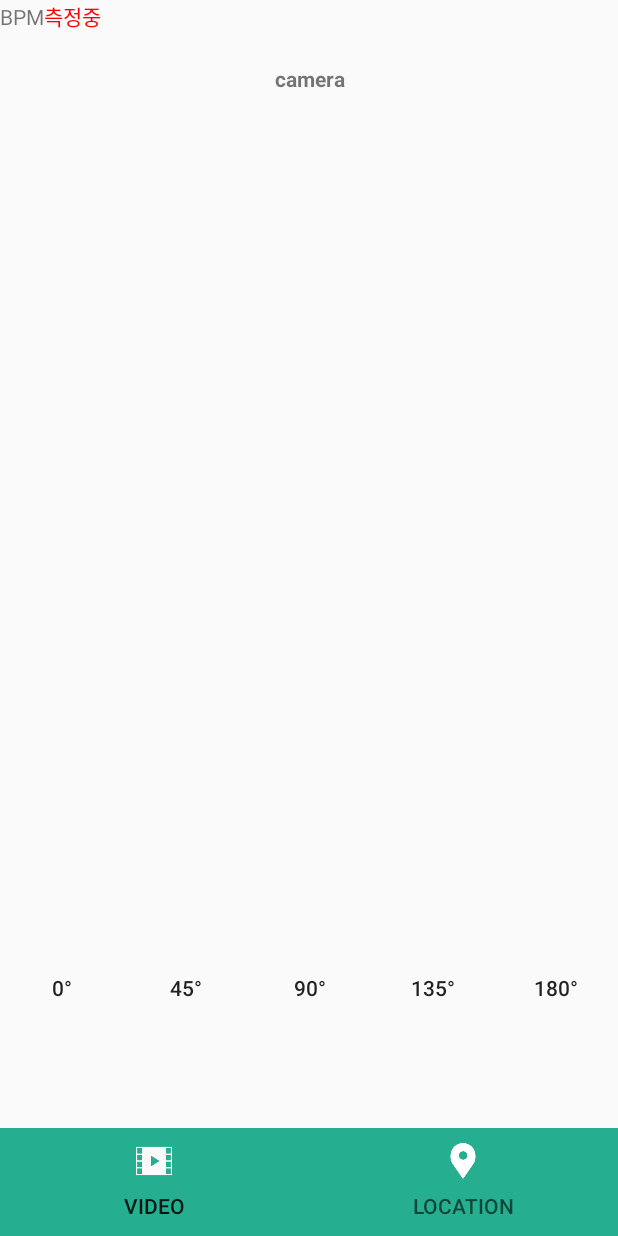
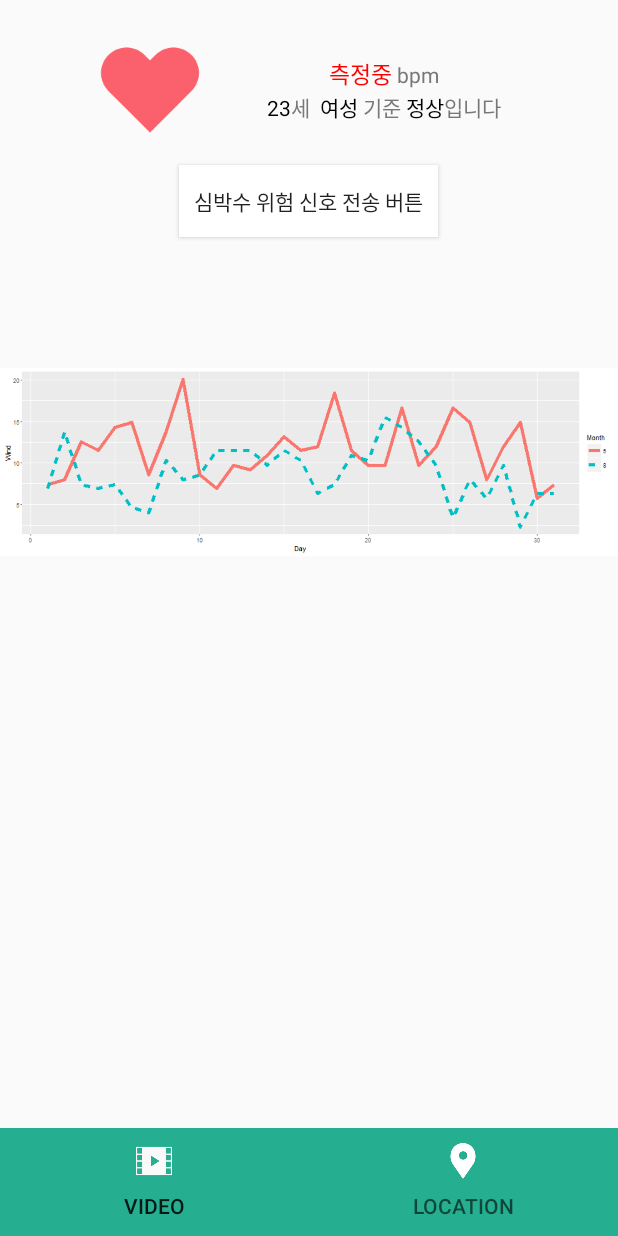
Before and after one commit to bandccare/BANDC_Android, an Android app: the MainActivity screen opened directly, with no data from a screen before it, on a phone screen of 412 x 824 dp. Run offline under Robolectric (Android 15) with nearby library versions, the phone set to English and light mode, and no system bars; pictures from the network do not load; 6 statements that could not run were skipped.

Commit message:
update the UI

```diff
--- a/app/build.gradle
+++ b/app/build.gradle
@@ -54,6 +54,9 @@ dependencies {
     implementation 'com.squareup.retrofit2:retrofit:2.3.0'
     implementation 'com.squareup.retrofit2:converter-gson:2.3.0'
 
+    /* gif image */
+    implementation 'com.github.bumptech.glide:glide:3.7.0'
+
 
 }
 
--- a/app/src/main/java/com/example/soring/bandcv12/Adapter/MainPagerAdapter.java
+++ b/app/src/main/java/com/example/soring/bandcv12/Adapter/MainPagerAdapter.java
@@ -4,8 +4,8 @@ import android.support.v4.app.Fragment;
 import android.support.v4.app.FragmentManager;
 import android.support.v4.app.FragmentPagerAdapter;
 
-import com.example.soring.bandcv12.Fragment.LocationFragment;
-import com.example.soring.bandcv12.Fragment.VideoPlayerFragment;
+import com.example.soring.bandcv12.Fragment.VideoLocationFragment;
+import com.example.soring.bandcv12.Fragment.BPMFragment;
 import com.example.soring.bandcv12.R;
 
 public class MainPagerAdapter extends FragmentPagerAdapter {
@@ -20,9 +20,9 @@ public class MainPagerAdapter extends FragmentPagerAdapter {
     public Fragment getItem(int position) {
         switch (position) {
             case 0:
-                return VideoPlayerFragment.getInstance();
+                return BPMFragment.getInstance();
             case 1:
-                return LocationFragment.getInstance();
+                return VideoLocationFragment.getInstance();
             default:
                 return null;
         }
--- /dev/null
+++ b/app/src/main/java/com/example/soring/bandcv12/Fragment/BPMFragment.java
@@ -0,0 +1,34 @@
+package com.example.soring.bandcv12.Fragment;
+
+
+import android.os.Bundle;
+import android.support.v4.app.Fragment;
+import android.view.LayoutInflater;
+import android.view.View;
+import android.view.ViewGroup;
+import android.widget.ImageView;
+
+import com.bumptech.glide.Glide;
+import com.bumptech.glide.request.target.GlideDrawableImageViewTarget;
+import com.example.soring.bandcv12.R;
+
+public class BPMFragment extends Fragment {
+
+    private static BPMFragment instance;
+
+    public static BPMFragment getInstance() {
+        if(instance == null) instance = new BPMFragment();
+        return instance;
+    }
+
+    @Override
+    public View onCreateView(LayoutInflater inflater, ViewGroup container,
+                             Bundle savedInstanceState) {
+
+        View view = inflater.inflate(R.layout.fragment_bpm, container, false);
+
+
+        return view;
+    }
+
+}
--- a/app/src/main/java/com/example/soring/bandcv12/Fragment/LocationFragment.java
+++ /dev/null
@@ -1,71 +0,0 @@
-package com.example.soring.bandcv12.Fragment;
-
-
-import android.os.Bundle;
-import android.support.v4.app.Fragment;
-import android.view.LayoutInflater;
-import android.view.View;
-import android.view.ViewGroup;
-
-import com.example.soring.bandcv12.R;
-import com.google.android.gms.maps.CameraUpdate;
-import com.google.android.gms.maps.CameraUpdateFactory;
-import com.google.android.gms.maps.GoogleMap;
-import com.google.android.gms.maps.MapView;
-import com.google.android.gms.maps.MapsInitializer;
-import com.google.android.gms.maps.OnMapReadyCallback;
-import com.google.android.gms.maps.model.LatLng;
-import com.google.android.gms.maps.model.MarkerOptions;
-
-public class LocationFragment extends Fragment implements OnMapReadyCallback {
-
-    private static LocationFragment instance;
-    MapView mapView;
-
-    public static LocationFragment getInstance() {
-        if(instance == null) instance = new LocationFragment();
-        return instance;
-    }
-
-    @Override
-    public View onCreateView(LayoutInflater inflater, ViewGroup container,
-                             Bundle savedInstanceState) {
-        View view = inflater.inflate(R.layout.fragment_location, container, false);
-
-        mapView = (MapView)view.findViewById(R.id.main_google_map);
-        mapView.getMapAsync(this);
-        mapView.onCreate(savedInstanceState);
-
-        return view;
-    }
-
-    @Override
-    public void onResume() {
-        mapView.onResume();
-        super.onResume();
-    }
-
-    @Override
-    public void onDestroy() {
-        super.onDestroy();
-        mapView.onDestroy();
-    }
-
-    @Override
-    public void onLowMemory() {
-        super.onLowMemory();
-        mapView.onLowMemory();
-    }
-
-    @Override
-    public void onMapReady(GoogleMap googleMap) {
-        MapsInitializer.initialize(this.getActivity());
-
-        // Updates the location and zoom of the MapView
-        CameraUpdate cameraUpdate = CameraUpdateFactory.newLatLngZoom(new LatLng(37.581783, 127.009836), 14);
-        googleMap.animateCamera(cameraUpdate);
-        googleMap.addMarker(new MarkerOptions()
-                .position(new LatLng(37.581783, 127.009836))
-                .title("착용자 위치"));
-    }
-}
--- a/app/src/main/java/com/example/soring/bandcv12/Fragment/VideoPlayerFragment.java
+++ b/app/src/main/java/com/example/soring/bandcv12/Fragment/VideoLocationFragment.java
@@ -13,14 +13,20 @@ import com.example.soring.bandcv12.Model.Request_Motor;
 import com.example.soring.bandcv12.NDK.RtspViewPlayer;
 import com.example.soring.bandcv12.R;
 import com.example.soring.bandcv12.Util.RetrofitClient;
+import com.google.android.gms.maps.CameraUpdate;
+import com.google.android.gms.maps.CameraUpdateFactory;
+import com.google.android.gms.maps.GoogleMap;
+import com.google.android.gms.maps.MapView;
+import com.google.android.gms.maps.MapsInitializer;
+import com.google.android.gms.maps.OnMapReadyCallback;
+import com.google.android.gms.maps.model.LatLng;
+import com.google.android.gms.maps.model.MarkerOptions;
 
 import retrofit2.Call;
 import retrofit2.Callback;
 import retrofit2.Response;
 
-public class VideoPlayerFragment extends Fragment {
-
-    private static VideoPlayerFragment instance;
+public class VideoLocationFragment extends Fragment implements OnMapReadyCallback {
 
     private RtspViewPlayer playView;
     private RelativeLayout surfaceView;
@@ -31,8 +37,11 @@ public class VideoPlayerFragment extends Fragment {
     Button left_center_btn;
     Button center_btn;
 
-    public static VideoPlayerFragment getInstance() {
-        if(instance == null) instance = new VideoPlayerFragment();
+    private static VideoLocationFragment instance;
+    MapView mapView;
+
+    public static VideoLocationFragment getInstance() {
+        if(instance == null) instance = new VideoLocationFragment();
         return instance;
     }
 
@@ -40,8 +49,11 @@ public class VideoPlayerFragment extends Fragment {
     public View onCreateView(LayoutInflater inflater, ViewGroup container,
                              Bundle savedInstanceState) {
 
-        View view = inflater.inflate(R.layout.fragment_video_player, container, false);
+        View view = inflater.inflate(R.layout.fragment_video_location, container, false);
 
+        mapView = (MapView)view.findViewById(R.id.main_google_map);
+        mapView.getMapAsync(this);
+        mapView.onCreate(savedInstanceState);
         left_btn = (Button)view.findViewById(R.id.left_btn);
         right_btn = (Button)view.findViewById(R.id.right_btn);
         right_center_btn = (Button)view.findViewById(R.id.right_center_btn);
@@ -157,7 +169,37 @@ public class VideoPlayerFragment extends Fragment {
 
             }
         });
+
         return view;
     }
 
+    @Override
+    public void onResume() {
+        mapView.onResume();
+        super.onResume();
+    }
+
+    @Override
+    public void onDestroy() {
+        super.onDestroy();
+        mapView.onDestroy();
+    }
+
+    @Override
+    public void onLowMemory() {
+        super.onLowMemory();
+        mapView.onLowMemory();
+    }
+
+    @Override
+    public void onMapReady(GoogleMap googleMap) {
+        MapsInitializer.initialize(this.getActivity());
+
+        // Updates the location and zoom of the MapView
+        CameraUpdate cameraUpdate = CameraUpdateFactory.newLatLngZoom(new LatLng(37.581783, 127.009836), 14);
+        googleMap.animateCamera(cameraUpdate);
+        googleMap.addMarker(new MarkerOptions()
+                .position(new LatLng(37.581783, 127.009836))
+                .title("착용자 위치"));
+    }
 }
--- a/app/src/main/java/com/example/soring/bandcv12/LoginActivity.java
+++ b/app/src/main/java/com/example/soring/bandcv12/LoginActivity.java
@@ -153,7 +153,7 @@ public class LoginActivity extends AppCompatActivity {
                             new DialogInterface.OnClickListener() {
                                 @Override
                                 public void onClick(DialogInterface dialog, int which) {
-                                   dialog.cancel();
+                                    dialog.cancel();
                                 }
                             });
                     builder.show();
--- a/app/src/main/java/com/example/soring/bandcv12/MainActivity.java
+++ b/app/src/main/java/com/example/soring/bandcv12/MainActivity.java
@@ -10,14 +10,17 @@ import android.support.design.widget.TabLayout;
 import android.support.v4.view.ViewPager;
 import android.support.v7.app.AppCompatActivity;
 import android.util.Log;
+import android.view.View;
 import android.widget.Button;
+import android.widget.ImageView;
 import android.widget.TextView;
 import android.widget.Toast;
 
+import com.bumptech.glide.Glide;
+import com.bumptech.glide.request.target.GlideDrawableImageViewTarget;
 import com.example.soring.bandcv12.Adapter.MainPagerAdapter;
 import com.example.soring.bandcv12.Model.Response_BPM;
 import com.example.soring.bandcv12.Model.Response_Check;
-import com.example.soring.bandcv12.Service.GetService;
 import com.example.soring.bandcv12.Util.RetrofitClient;
 import com.google.android.gms.common.ConnectionResult;
 import com.google.android.gms.common.Scopes;
@@ -50,15 +53,14 @@ public class MainActivity extends AppCompatActivity implements OnDataPointListen
     private static final String AUTH_PENDING = "auth_state_pending";
     public ViewPager m_ViewPager;
     public MainPagerAdapter m_PagerAdapter;
+    //SharedPreferences
+    //private Button user_btn;
+    SharedPreferences user_info;
     private boolean authInProgress = false;
     private GoogleApiClient mApiClient;
     private String LOG_TAG = "BANDC_LOG";
     private Button button;
     private Intent intent;
-
-    //SharedPreferences
-    //private Button user_btn;
-    SharedPreferences user_info;
 
     @Override
     protected void onCreate(Bundle savedInstanceState) {
@@ -72,7 +74,7 @@ public class MainActivity extends AppCompatActivity implements OnDataPointListen
         m_ViewPager = findViewById(R.id.viewpager);
         m_ViewPager.setAdapter(m_PagerAdapter);
         m_ViewPager.setOffscreenPageLimit(2);
-
+        Button bpmValueBtn = findViewById(R.id.bpmValueBtn);
         TabLayout m_Tab = findViewById(R.id.tabs);
         m_Tab.setupWithViewPager(m_ViewPager);
 
@@ -84,15 +86,19 @@ public class MainActivity extends AppCompatActivity implements OnDataPointListen
         response_checkCall.enqueue(new Callback<Response_Check>() {
             @Override
             public void onResponse(Call<Response_Check> call, Response<Response_Check> response) {
-                Log.e("onResponse Called2","succes");
+                Log.e("onResponse Called2", "succes");
             }
 
             @Override
             public void onFailure(Call<Response_Check> call, Throwable t) {
-                Log.e("onFailure called2",""+t.toString());
+                Log.e("onFailure called2", "" + t.toString());
             }
         });
 
+
+        ImageView heart = (ImageView) findViewById(R.id.heart);
+        GlideDrawableImageViewTarget gifImage = new GlideDrawableImageViewTarget(heart);
+        Glide.with(this).load(R.drawable.heart).into(gifImage);
 
 
         mApiClient = new GoogleApiClient.Builder(this)
@@ -115,6 +121,24 @@ public class MainActivity extends AppCompatActivity implements OnDataPointListen
 
         /* 이 때 권한을 얻고나면 onActivityResult()가 콜백함수로 호출됨 */
 
+        bpmValueBtn.setOnClickListener(new View.OnClickListener() {
+            @Override
+            public void onClick(View v) {
+                Call<Response_BPM> rep = RetrofitClient.getInstance().getService().GetBPM("0.0");
+                rep.enqueue(new Callback<Response_BPM>() {
+                    @Override
+                    public void onResponse(Call<Response_BPM> call, Response<Response_BPM> response) {
+                        Log.e("onresponse", "success");
+                    }
+
+                    @Override
+                    public void onFailure(Call<Response_BPM> call, Throwable t) {
+                        Log.e("onFailure", "" + t.toString());
+                    }
+                });
+            }
+        });
+
     }
 
 
@@ -124,8 +148,7 @@ public class MainActivity extends AppCompatActivity implements OnDataPointListen
     protected void onStart() {
         super.onStart();
         mApiClient.connect();
-        intent = new Intent(getApplicationContext(), GetService.class);
-        startService(intent);
+
     }
 
     @Override
@@ -133,6 +156,11 @@ public class MainActivity extends AppCompatActivity implements OnDataPointListen
         super.onStop();
         //stopService(intent);
         /*Fitness.SensorsApi.remove(mApiClient, this)
+=======
+        intent = new Intent(getApplicationContext(), FitnessService.class);
+        startService(intent);
+        Fitness.SensorsApi.remove(mApiClient, this)
+>>>>>>> Stashed changes
                 .setResultCallback(new ResultCallback<Status>() {
                     @Override
                     public void onResult(Status status) {
@@ -180,20 +208,24 @@ public class MainActivity extends AppCompatActivity implements OnDataPointListen
                             Log.e(LOG_TAG, "bpmValue:" + value);
                             TextView bpmValue = (TextView) findViewById(R.id.bpmValue);
                             bpmValue.setText(value.toString());
-                            if(value.toString().equals("0.0")){
+
+
+                            if (value.toString().equals("0.0")) {
                                 Call<Response_BPM> rep = RetrofitClient.getInstance().getService().GetBPM("0.0");
                                 rep.enqueue(new Callback<Response_BPM>() {
                                     @Override
                                     public void onResponse(Call<Response_BPM> call, Response<Response_BPM> response) {
-                                        Log.e("onresponse","success");
+                                        Log.e("onresponse", "success");
                                     }
 
                                     @Override
                                     public void onFailure(Call<Response_BPM> call, Throwable t) {
-                                        Log.e("onFailure",""+t.toString());
+                                        Log.e("onFailure", "" + t.toString());
                                     }
                                 });
                             }
+
+
                             Toast.makeText(getApplicationContext(), "Field: " + field.getName() + " Value: " + value, Toast.LENGTH_SHORT).show();
                         }
                     });
--- a/app/src/main/res/layout/activity_main.xml
+++ b/app/src/main/res/layout/activity_main.xml
@@ -5,8 +5,116 @@
     android:id="@+id/drawer_layout"
     android:layout_width="match_parent"
     android:layout_height="match_parent"
+    android:gravity="center"
     android:theme="@style/AppTheme"
     tools:context=".MainActivity">
+    <LinearLayout
+        android:layout_width="match_parent"
+        android:layout_height="wrap_content"
+        android:gravity="center"
+        android:orientation="vertical">
+
+        <LinearLayout
+            android:layout_width="match_parent"
+            android:layout_height="wrap_content"
+            android:layout_marginTop="10dp"
+            android:orientation="horizontal"
+            android:paddingLeft="50dp"
+            android:paddingRight="50dp">
+
+            <ImageView
+                android:id="@+id/heart"
+                android:layout_width="100dp"
+                android:layout_height="100dp"
+                app:srcCompat="@drawable/heart" />
+
+
+            <LinearLayout
+                android:layout_width="match_parent"
+                android:layout_height="wrap_content"
+                android:layout_gravity="center"
+                android:gravity="center_vertical|center_horizontal"
+                android:orientation="vertical">
+
+                <LinearLayout
+                    android:layout_width="wrap_content"
+                    android:layout_height="wrap_content"
+                    android:orientation="horizontal">
+
+                    <TextView
+                        android:id="@+id/bpmValue"
+                        android:layout_width="wrap_content"
+                        android:layout_height="wrap_content"
+                        android:layout_marginRight="3dp"
+                        android:text="측정중"
+                        android:textSize="15sp"
+                        android:textColor="#FF0000" />
+
+                    <TextView
+                        android:layout_width="wrap_content"
+                        android:layout_height="wrap_content"
+                        android:text="bpm"
+                        android:textColor="#787878" />
+                </LinearLayout>
+
+                <LinearLayout
+                    android:layout_width="wrap_content"
+                    android:layout_height="wrap_content"
+                    android:orientation="horizontal">
+
+                    <TextView
+                        android:layout_width="wrap_content"
+                        android:layout_height="wrap_content"
+                        android:text="23"
+                        android:textColor="@android:color/black" />
+
+                    <TextView
+                        android:layout_width="wrap_content"
+                        android:layout_height="wrap_content"
+                        android:layout_marginRight="3dp"
+                        android:text="세 "
+                        android:textColor="#787878" />
+
+                    <TextView
+                        android:layout_width="wrap_content"
+                        android:layout_height="wrap_content"
+                        android:layout_marginRight="3dp"
+                        android:text="여성"
+
+                        android:textColor="@android:color/black" />
+
+                    <TextView
+                        android:layout_width="wrap_content"
+                        android:layout_height="wrap_content"
+                        android:layout_marginRight="3dp"
+                        android:text="기준"
+
+                        android:textColor="#787878" />
+
+                    <TextView
+                        android:layout_width="wrap_content"
+                        android:layout_height="wrap_content"
+                        android:text="정상"
+                        android:textColor="@android:color/black" />
+
+                    <TextView
+                        android:layout_width="wrap_content"
+                        android:layout_height="wrap_content"
+                        android:text="입니다"
+                        android:textColor="#787878" />
+                </LinearLayout>
+
+            </LinearLayout>
+        </LinearLayout>
+
+        <Button
+            android:id="@+id/bpmValueBtn"
+            android:layout_width="wrap_content"
+            android:layout_height="wrap_content"
+            android:background="#FFFFFFFF"
+            android:padding="10dp"
+            android:text="심박수 위험 신호 전송 버튼" />
+
 
     <LinearLayout
         android:id="@+id/content_view"
@@ -14,37 +122,6 @@
         android:layout_height="wrap_content"
         android:orientation="vertical">
 
-        <LinearLayout
-            android:layout_width="match_parent"
-            android:layout_height="wrap_content"
-            android:orientation="horizontal">
-
-            <TextView
-                android:layout_width="wrap_content"
-                android:layout_height="wrap_content"
-                android:text="BPM" />
-
-            <TextView
-                android:id="@+id/bpmValue"
-                android:layout_width="wrap_content"
-                android:layout_height="wrap_content"
-                android:text="측정중"
-                android:textColor="#FF0000" />
-
-
-            <!--<Button-->
-                <!--android:id="@+id/button1"-->
-                <!--android:layout_width="wrap_content"-->
-                <!--android:layout_height="wrap_content"-->
-                <!--android:text="Server Request" />-->
-
-            <!--<Button
-                android:id="@+id/button2"
-                android:layout_width="wrap_content"
-                android:layout_height="wrap_content"
-                android:text="user_info" />-->
-
-        </LinearLayout>
 
         <android.support.v4.view.ViewPager
             android:id="@+id/viewpager"
@@ -59,5 +136,6 @@
             android:background="@color/colorPrimary" />
 
     </LinearLayout>
+</LinearLayout>
 
-</android.support.v4.widget.DrawerLayout>
+    </android.support.v4.widget.DrawerLayout>
--- /dev/null
+++ b/app/src/main/res/layout/fragment_bpm.xml
@@ -0,0 +1,17 @@
+<?xml version="1.0" encoding="utf-8"?>
+<LinearLayout xmlns:android="http://schemas.android.com/apk/res/android"
+    xmlns:app="http://schemas.android.com/apk/res-auto"
+    xmlns:tools="http://schemas.android.com/tools"
+    android:layout_width="match_parent"
+    android:layout_height="match_parent"
+    android:orientation="vertical"
+    tools:context=".Fragment.BPMFragment">
+
+    <ImageView
+        android:id="@+id/imageView"
+        android:layout_width="wrap_content"
+        android:layout_height="wrap_content"
+        android:src="@drawable/bpm_graph" />
+
+
+</LinearLayout>
--- a/app/src/main/res/layout/fragment_video_player.xml
+++ /dev/null
@@ -1,83 +0,0 @@
-<?xml version="1.0" encoding="utf-8"?>
-<FrameLayout xmlns:android="http://schemas.android.com/apk/res/android"
-    xmlns:tools="http://schemas.android.com/tools"
-    android:layout_width="match_parent"
-    android:layout_height="match_parent"
-    tools:context=".Fragment.VideoPlayerFragment">
-
-    <LinearLayout
-        android:layout_width="match_parent"
-        android:layout_height="match_parent"
-        android:layout_marginBottom="15dp"
-        android:layout_weight="1"
-        android:orientation="vertical">
-
-        <TextView
-            android:layout_width="match_parent"
-            android:layout_height="wrap_content"
-            android:gravity="center"
-            android:text="camera"
-            android:layout_weight="1"
-            android:textStyle="bold" />
-
-        <RelativeLayout
-            android:id="@+id/surface_video"
-            android:layout_width="match_parent"
-            android:layout_height="400dp"
-            android:layout_weight="3"/>
-
-        <LinearLayout
-            android:layout_width="wrap_content"
-            android:layout_height="wrap_content"
-            android:layout_marginTop="10dp"
-            android:layout_weight="1"
-            android:orientation="horizontal"
-            android:paddingBottom="10dp"
-            android:paddingTop="10dp">
-
-            <Button
-                android:id="@+id/left_btn"
-                android:layout_width="wrap_content"
-                android:layout_height="wrap_content"
-                android:layout_weight="1"
-                android:background="#00000000"
-                android:text="0°" />
-            <!--android:layout_marginRight="50dp"/>-->
-
-            <Button
-                android:id="@+id/left_center_btn"
-                android:layout_width="wrap_content"
-                android:layout_height="wrap_content"
-                android:layout_weight="1"
-                android:background="#00000000"
-                android:text="45°" />
-
-            <Button
-                android:id="@+id/center_btn"
-                android:layout_width="wrap_content"
-                android:layout_height="wrap_content"
-                android:layout_weight="1"
-                android:background="#00000000"
-                android:text="90°" />
-
-            <Button
-                android:id="@+id/right_center_btn"
-                android:layout_width="wrap_content"
-                android:layout_height="wrap_content"
-                android:layout_weight="1"
-                android:background="#00000000"
-                android:text="135°" />
-
-            <Button
-                android:id="@+id/right_btn"
-                android:layout_width="wrap_content"
-                android:layout_height="wrap_content"
-                android:layout_weight="1"
-                android:background="#00000000"
-                android:text="180°" />
-
-        </LinearLayout>
-
-    </LinearLayout>
-
-</FrameLayout>
```
Also changed, not shown: app/src/main/AndroidManifest.xml (+8 -7 lines), app/src/main/res/layout/fragment_location.xml (deleted, +0 -16 lines), app/src/main/res/layout/fragment_video_location.xml (added, +95 -0 lines), app/src/main/res/drawable/bpm_graph.png (added), app/src/main/res/drawable/heart.gif (added).
